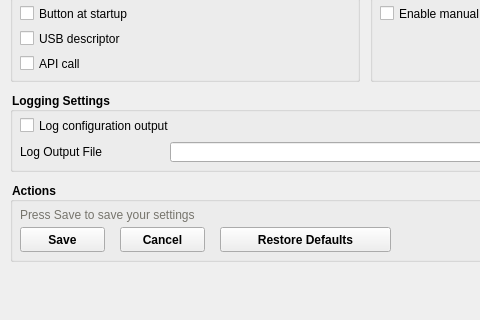
This is src/ui/settingpage.ui in Yubico/yubikey-personalization-gui as Qt 5 draws it before an edit; both pictures show x 0 to 480 and y 330 to 650 of the 730 by 650 pixel window. The edited form follows.
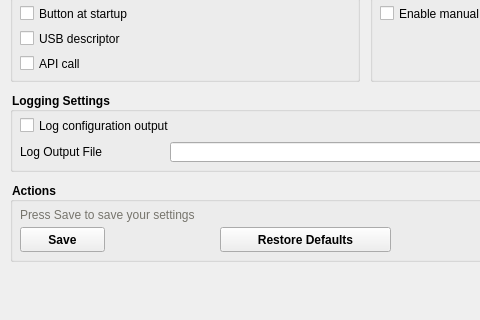
This is the edited form. Icons and pictures are not drawn.

Commit message: make the settingspage autosave

Diff of the .ui file:
```diff
--- a/src/ui/settingpage.ui
+++ b/src/ui/settingpage.ui
@@ -308,32 +308,6 @@
      <bool>false</bool>
     </property>
    </widget>
-   <widget class="QPushButton" name="cancelBtn">
-    <property name="geometry">
-     <rect>
-      <x>110</x>
-      <y>45</y>
-      <width>85</width>
-      <height>25</height>
-     </rect>
-    </property>
-    <property name="styleSheet">
-     <string notr="true">font: 12px;
-font-weight: bold;</string>
-    </property>
-    <property name="text">
-     <string>Cancel</string>
-    </property>
-    <property name="autoExclusive">
-     <bool>false</bool>
-    </property>
-    <property name="default">
-     <bool>false</bool>
-    </property>
-    <property name="flat">
-     <bool>false</bool>
-    </property>
-   </widget>
   </widget>
   <widget class="QGroupBox" name="outputBox">
    <property name="geometry">
```
The commit also changes 1 other file.
